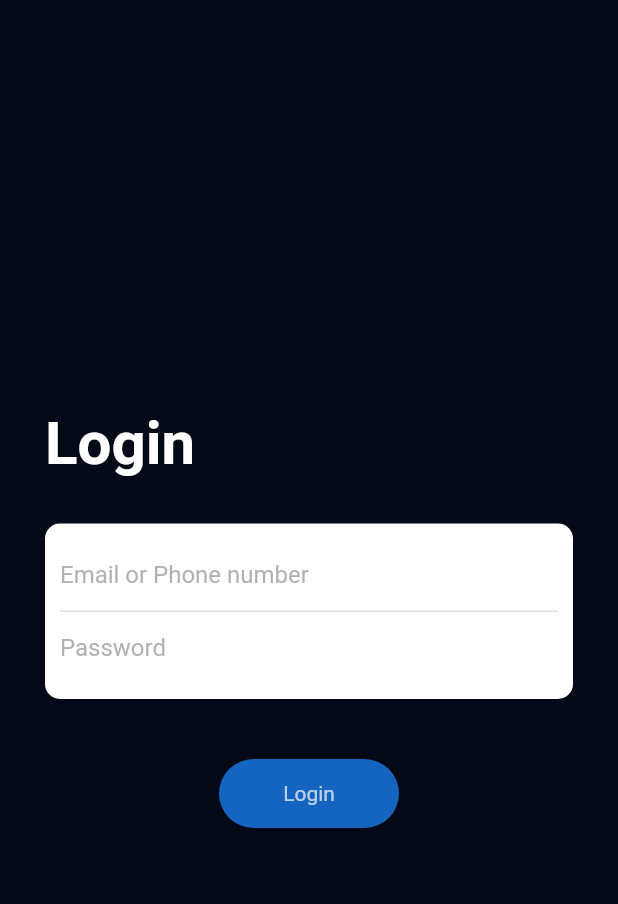
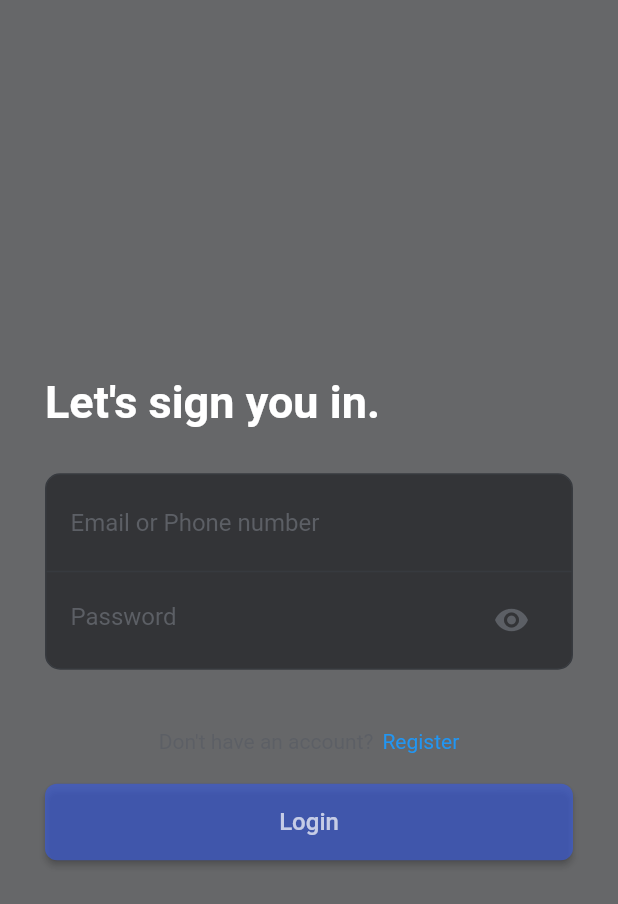
Before and after one commit to afgprogrammer/Flutter-Splash-Screen-Animation, a Flutter app: the LoginPage screen opened directly, on a phone screen of 412 x 824 dp. Shown: the top 904 px of the screen. Run offline on Flutter 3.47's test engine with Material 2 defaults, Android fonts, the phone set to English and light mode, and no system bars; our stand-ins replace page_transition, simple_animations.

Commit message:
Update design

```diff
--- a/lib/LoginPage.dart
+++ b/lib/LoginPage.dart
@@ -5,43 +5,50 @@ class LoginPage extends StatelessWidget {
   @override
   Widget build(BuildContext context) {
     return Scaffold(
-      backgroundColor: Color.fromRGBO(3, 9, 23, 1),
+      backgroundColor: Color(0xAA1A1B1E),
       body: Container(
         padding: EdgeInsets.all(30),
         child: Column(
           crossAxisAlignment: CrossAxisAlignment.start,
           mainAxisAlignment: MainAxisAlignment.center,
           children: <Widget>[
-            FadeAnimation(1.2, Text("Login",
-            style: TextStyle(color: Colors.white, fontSize: 40, fontWeight: FontWeight.bold),)),
+            FadeAnimation(1.2, Text("Let's sign you in.",
+            style: TextStyle(color: Colors.white, fontSize: 30, fontWeight: FontWeight.bold),)),
             SizedBox(height: 30,),
             FadeAnimation(1.5, Container(
-              padding: EdgeInsets.all(10),
+              padding: EdgeInsets.all(0),
               decoration: BoxDecoration(
                 borderRadius: BorderRadius.circular(10),
-                color: Colors.white
+                color: Color(0xAA1A1B1E),
+                border: Border.all(color: Color(0xFF373A3F))
               ),
               child: Column(
                 children: <Widget>[
                   Container(
+                    padding: EdgeInsets.symmetric(horizontal: 16, vertical: 8),
                     decoration: BoxDecoration(
-                      border: Border(bottom: BorderSide(color: Colors.grey[300]))
+                      border: Border(bottom: BorderSide(color: Color(0xFF373A3F)))
                     ),
                     child: TextField(
+                      style: TextStyle(color: Colors.white),
                       decoration: InputDecoration(
                         border: InputBorder.none,
-                        hintStyle: TextStyle(color: Colors.grey.withOpacity(.8)),
+                        hintStyle: TextStyle(color: Color(0xFF5C5F65)),
                         hintText: "Email or Phone number"
                       ),
                     ),
                   ),
                   Container(
+                    padding: EdgeInsets.symmetric(horizontal: 16, vertical: 8),
                     decoration: BoxDecoration(
                     ),
                     child: TextField(
+                      obscureText: true,
+                      style: TextStyle(color: Colors.white),
                       decoration: InputDecoration(
                         border: InputBorder.none,
-                        hintStyle: TextStyle(color: Colors.grey.withOpacity(.8)),
+                        hintStyle: TextStyle(color: Color(0xFF5C5F65)),
+                        suffixIcon: Icon(Icons.remove_red_eye, color: Color(0xFF5C5F65),),
                         hintText: "Password"
                       ),
                     ),
@@ -50,15 +57,23 @@ class LoginPage extends StatelessWidget {
               ),
             )),
             SizedBox(height: 40,),
+            FadeAnimation(1.6, Row(
+              mainAxisAlignment: MainAxisAlignment.center,
+              children: [
+              Text("Don't have an account?", style: TextStyle(color: Color(0xFF5C5F65)),),
+              SizedBox(width: 6,),
+              Text("Register", style: TextStyle(color: Colors.blue ),)
+            ],)),
+            SizedBox(height: 20,),
             FadeAnimation(1.8, Center(
-              child: Container(
-                width: 120,
-                padding: EdgeInsets.all(15),
-                decoration: BoxDecoration(
-                  borderRadius: BorderRadius.circular(50),
-                  color: Colors.blue[800]
+              child: MaterialButton(
+                onPressed: () {},
+                color: Color(0xAA3A5BDA),
+                padding: EdgeInsets.all(16),
+                shape: RoundedRectangleBorder(
+                  borderRadius: BorderRadius.circular(8)
                 ),
-                child: Center(child: Text("Login", style: TextStyle(color: Colors.white.withOpacity(.7)),)),
+                child: Center(child: Text("Login", style: TextStyle(color: Colors.white.withOpacity(.7), fontSize: 16),)),
               ),
             )),
           ],
--- a/lib/main.dart
+++ b/lib/main.dart
@@ -98,7 +98,7 @@ class _HomePageState extends State<HomePage> with TickerProviderStateMixin{
     final double width = MediaQuery.of(context).size.width;
 
     return Scaffold(
-      backgroundColor: Color.fromRGBO(3, 9, 23, 1),
+      backgroundColor: Color.fromRGBO(1, 8, 24, 1),
       body: Container(
         width: double.infinity,
         child: Stack(
```
